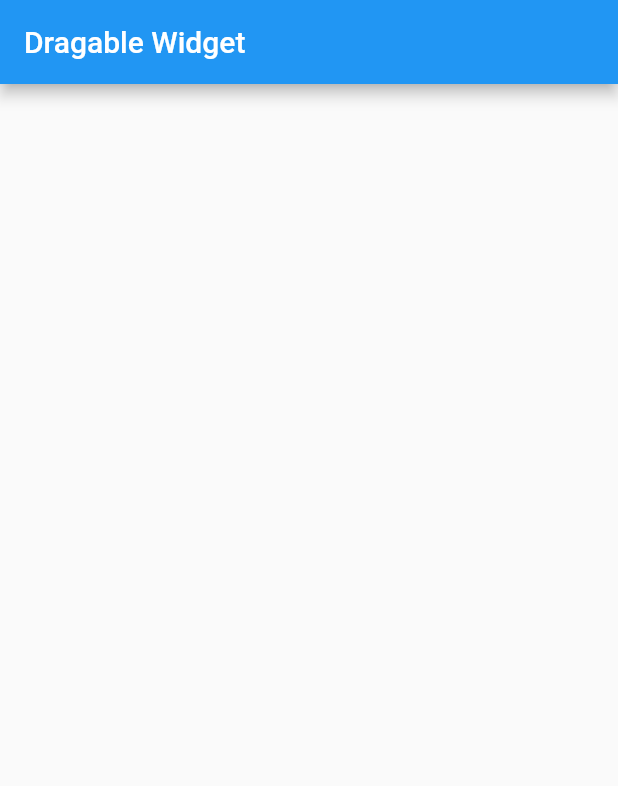
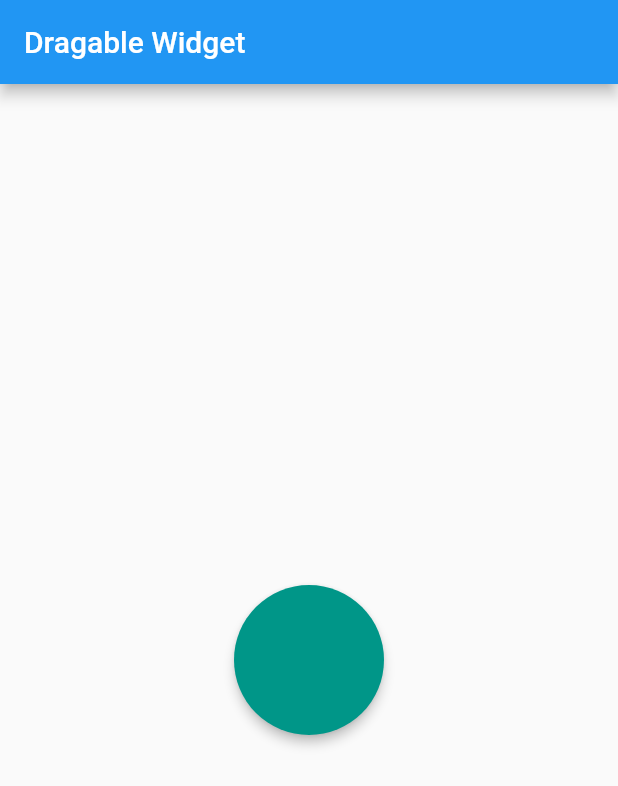
Before and after one commit to sinau-flutter/draggable_sizedbox, a Flutter app: the screen it shows after launch, on a phone screen of 412 x 824 dp. Shown: the top 786 px of the screen. Run offline on Flutter 3.47's test engine with Material 2 defaults, Android fonts, the phone set to English and light mode, and no system bars.

Commit message:
Draggable v1

```diff
--- a/lib/main.dart
+++ b/lib/main.dart
@@ -18,6 +18,45 @@ class _MyAppState extends State<MyApp> {
         appBar: AppBar(
           title: Text('Dragable Widget'),
         ),
+        body: Column(
+          mainAxisAlignment: MainAxisAlignment.spaceAround,
+          children: <Widget>[
+            Row(
+              mainAxisAlignment: MainAxisAlignment.spaceAround,
+              children: <Widget>[
+                Draggable<Color>(
+                  data: color1,
+                  child: SizedBox(
+                    width: 100,
+                    height: 100,
+                    child: Material(
+                      color: color1,
+                      shape: StadiumBorder(),
+                      elevation: 3,
+                    ),
+                  ),
+                  childWhenDragging: SizedBox(
+                    width: 100,
+                    height: 100,
+                    child: Material(
+                      color: Colors.grey,
+                      shape: StadiumBorder(),
+                    ),
+                  ),
+                  feedback: SizedBox(
+                    width: 100,
+                    height: 100,
+                    child: Material(
+                      color: color1.withOpacity(0.5),
+                      shape: StadiumBorder(),
+                      elevation: 3,
+                    ),
+                  ),
+                )
+              ],
+            )
+          ],
+        ),
       ),
     );
   }
```
